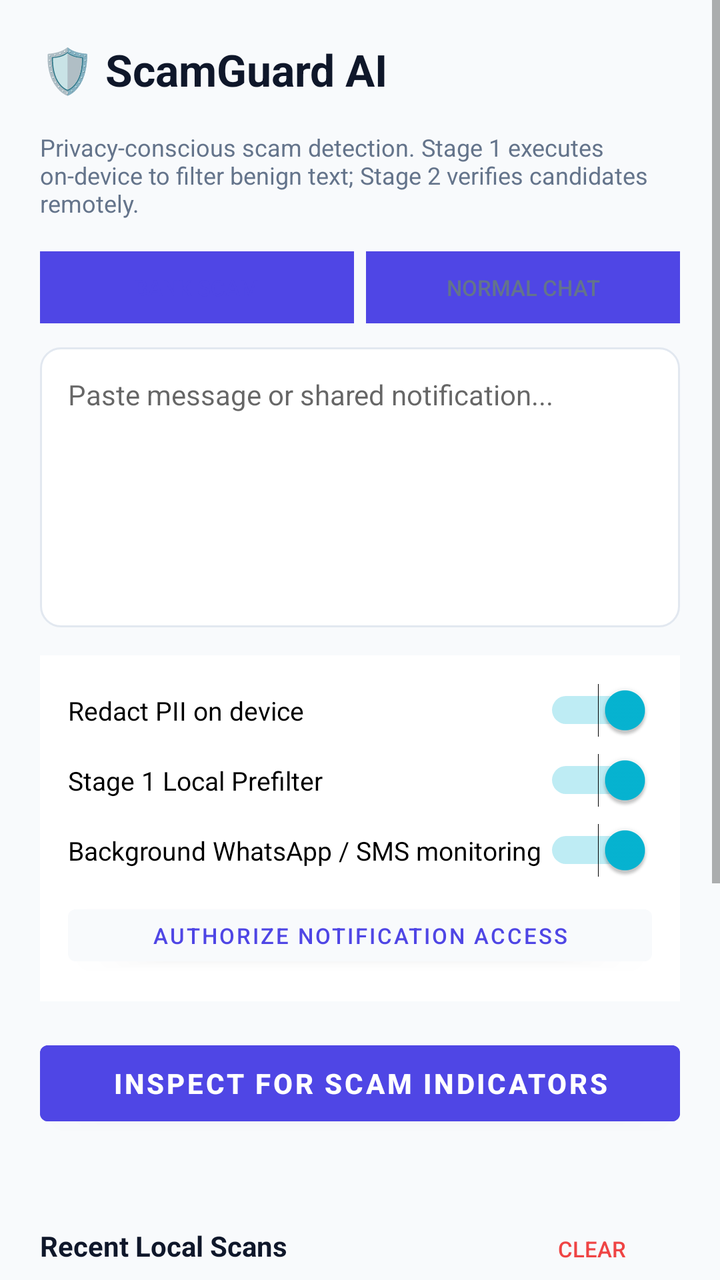
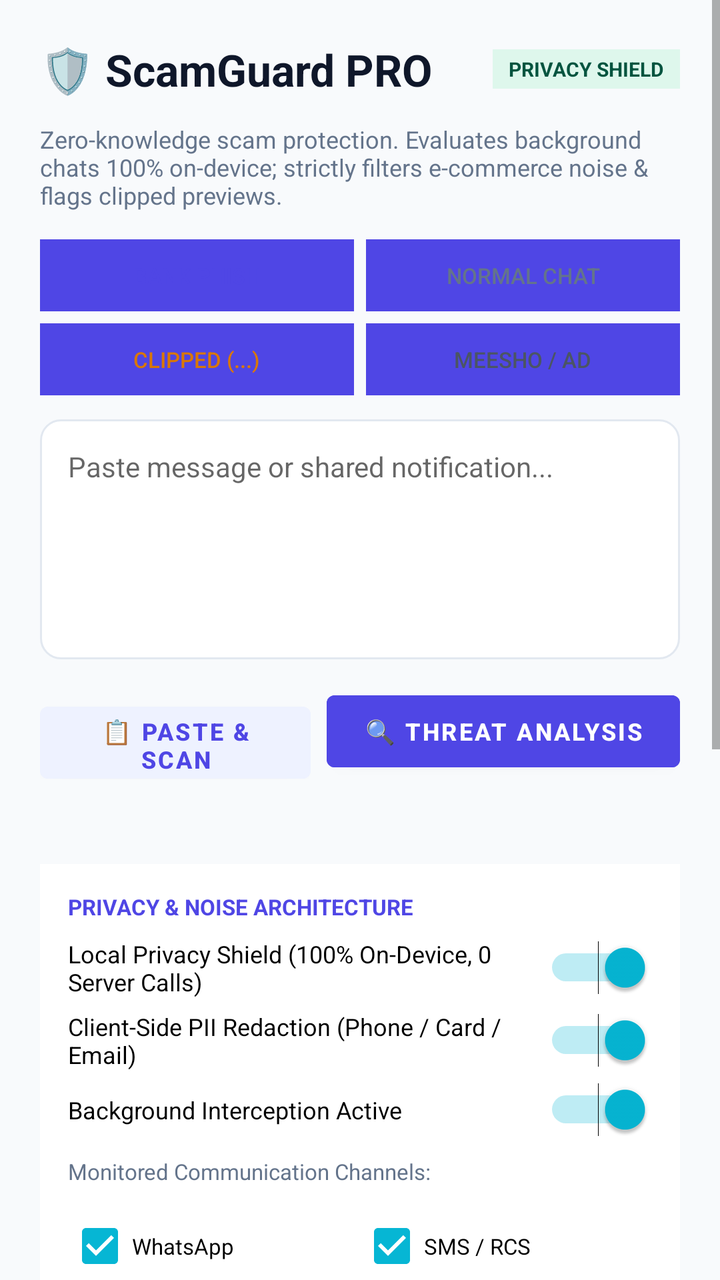

Two renders of the same Android screen: before a commit and after it. Below are the layout's source before the change and the commit's diff.
<!-- AndroidManifest.xml: application theme Theme.ScamGuard -->
<!-- res/layout/activity_main.xml -->
<?xml version="1.0" encoding="utf-8"?>
<ScrollView xmlns:android="http://schemas.android.com/apk/res/android"
    android:layout_width="match_parent"
    android:layout_height="match_parent"
    android:background="@color/bg_light"
    android:fillViewport="true">

    <LinearLayout
        android:layout_width="match_parent"
        android:layout_height="wrap_content"
        android:orientation="vertical"
        android:padding="20dp">

        
        <LinearLayout
            android:layout_width="match_parent"
            android:layout_height="wrap_content"
            android:orientation="horizontal"
            android:gravity="center_vertical"
            android:layout_marginBottom="16dp">

            <TextView
                android:layout_width="0dp"
                android:layout_height="wrap_content"
                android:layout_weight="1"
                android:text="🛡️ ScamGuard AI"
                android:textSize="22sp"
                android:textStyle="bold"
                android:textColor="@color/text_primary" />
        </LinearLayout>

        <TextView
            android:layout_width="match_parent"
            android:layout_height="wrap_content"
            android:text="Privacy-conscious scam detection. Stage 1 executes on-device to filter benign text; Stage 2 verifies candidates remotely."
            android:textSize="12sp"
            android:textColor="@color/text_secondary"
            android:layout_marginBottom="16dp" />

        
        <LinearLayout
            android:layout_width="match_parent"
            android:layout_height="wrap_content"
            android:orientation="horizontal"
            android:layout_marginBottom="12dp">

            <Button
                android:id="@+id/btnPresetPhishing"
                style="?android:attr/borderlessButtonStyle"
                android:layout_width="0dp"
                android:layout_height="36dp"
                android:layout_weight="1"
                android:text="Bank Scam"
                android:textSize="11sp"
                android:textColor="@color/primary"
                android:background="#EEF2FF"
                android:layout_marginEnd="6dp" />

            <Button
                android:id="@+id/btnPresetSafe"
                style="?android:attr/borderlessButtonStyle"
                android:layout_width="0dp"
                android:layout_height="36dp"
                android:layout_weight="1"
                android:text="Normal Chat"
                android:textSize="11sp"
                android:textColor="@color/text_secondary"
                android:background="#F1F5F9" />
        </LinearLayout>

        
        <EditText
            android:id="@+id/editMessageInput"
            android:layout_width="match_parent"
            android:layout_height="140dp"
            android:background="@drawable/input_background"
            android:gravity="top|start"
            android:hint="@string/prompt_input"
            android:inputType="textMultiLine"
            android:padding="14dp"
            android:textColor="@color/text_primary"
            android:textSize="14sp"
            android:layout_marginBottom="14dp" />

        
        <LinearLayout
            android:layout_width="match_parent"
            android:layout_height="wrap_content"
            android:orientation="vertical"
            android:background="@color/card_bg"
            android:padding="14dp"
            android:layout_marginBottom="16dp">

            <Switch
                android:id="@+id/switchRedactPii"
                android:layout_width="match_parent"
                android:layout_height="wrap_content"
                android:text="Redact PII on device"
                android:textSize="13sp"
                android:checked="true"
                android:layout_marginBottom="8dp" />

            <Switch
                android:id="@+id/switchPrefilter"
                android:layout_width="match_parent"
                android:layout_height="wrap_content"
                android:text="Stage 1 Local Prefilter"
                android:textSize="13sp"
                android:checked="true"
                android:layout_marginBottom="8dp" />

            <Switch
                android:id="@+id/switchNotificationListener"
                android:layout_width="match_parent"
                android:layout_height="wrap_content"
                android:text="Background WhatsApp / SMS monitoring"
                android:textSize="13sp"
                android:checked="true"
                android:layout_marginBottom="10dp" />

            <Button
                android:id="@+id/btnNotificationPermission"
                android:layout_width="match_parent"
                android:layout_height="38dp"
                android:text="Authorize Notification Access"
                android:textSize="11sp"
                android:backgroundTint="#F8FAFC"
                android:textColor="@color/primary" />
        </LinearLayout>

        
        <Button
            android:id="@+id/btnAnalyze"
            android:layout_width="match_parent"
            android:layout_height="50dp"
            android:text="@string/action_analyze"
            android:textColor="#FFFFFF"
            android:textStyle="bold"
            android:backgroundTint="@color/primary"
            android:layout_marginBottom="8dp" />

        <ProgressBar
            android:id="@+id/progressBar"
            android:layout_width="wrap_content"
            android:layout_height="wrap_content"
            android:layout_gravity="center"
            android:visibility="gone"
            android:layout_marginBottom="8dp" />

        <TextView
            android:id="@+id/textStatus"
            android:layout_width="match_parent"
            android:layout_height="wrap_content"
            android:gravity="center"
            android:textSize="12sp"
            android:textColor="@color/text_secondary"
            android:layout_marginBottom="16dp" />

        
        <LinearLayout
            android:layout_width="match_parent"
            android:layout_height="wrap_content"
            android:orientation="horizontal"
            android:gravity="center_vertical"
            android:layout_marginBottom="8dp">

            <TextView
                android:layout_width="0dp"
                android:layout_height="wrap_content"
                android:layout_weight="1"
                android:text="Recent Local Scans"
                android:textSize="14sp"
                android:textStyle="bold"
                android:textColor="@color/text_primary" />

            <Button
                android:id="@+id/btnClearHistory"
                style="?android:attr/borderlessButtonStyle"
                android:layout_width="wrap_content"
                android:layout_height="32dp"
                android:text="Clear"
                android:textSize="11sp"
                android:textColor="#EF4444" />
        </LinearLayout>

        <ListView
            android:id="@+id/listHistory"
            android:layout_width="match_parent"
            android:layout_height="180dp"
            android:background="@color/card_bg"
            android:divider="#F1F5F9"
            android:dividerHeight="1dp"
            android:layout_marginBottom="16dp" />

        
        <TextView
            android:layout_width="match_parent"
            android:layout_height="wrap_content"
            android:text="Backend API Base URL"
            android:textSize="12sp"
            android:textStyle="bold"
            android:textColor="@color/text_secondary"
            android:layout_marginBottom="4dp" />

        <EditText
            android:id="@+id/editBackendUrl"
            android:layout_width="match_parent"
            android:layout_height="44dp"
            android:background="@drawable/input_background"
            android:padding="10dp"
            android:textSize="12sp"
            android:fontFamily="monospace"
            android:text="http://10.0.2.2:8000/api/v1" />

    </LinearLayout>

</ScrollView>
<!-- resources referenced by this layout -->
<resources>
  <color name="bg_light">#F8FAFC</color>
  <color name="card_bg">#FFFFFF</color>
  <color name="primary">#4F46E5</color>
  <color name="text_primary">#0F172A</color>
  <color name="text_secondary">#64748B</color>
  <!-- drawable input_background (drawable) -->
  <?xml version="1.0" encoding="utf-8"?>
  <shape xmlns:android="http://schemas.android.com/apk/res/android">
      <solid android:color="#FFFFFF" />
      <stroke android:width="1dp" android:color="#E2E8F0" />
      <corners android:radius="10dp" />
  </shape>
  <string name="action_analyze">Inspect for Scam Indicators</string>
  <string name="prompt_input">Paste message or shared notification...</string>
  <style name="Theme.ScamGuard" parent="Theme.MaterialComponents.DayNight.NoActionBar">
          <item name="colorPrimary">@color/primary</item>
          <item name="colorPrimaryDark">@color/primary_dark</item>
          <item name="colorAccent">@color/accent</item>
          <item name="android:windowBackground">@color/bg_light</item>
          <item name="android:textColorPrimary">@color/text_primary</item>
      </style>
  <color name="primary_dark">#4338CA</color>
  <color name="accent">#06B6D4</color>
</resources>

<!-- the commit's change to res/layout/activity_main.xml (unified diff, before → after) -->
@@ -17,32 +17,45 @@
             android:layout_height="wrap_content"
             android:orientation="horizontal"
             android:gravity="center_vertical"
-            android:layout_marginBottom="16dp">
-
-            <TextView
-                android:layout_width="0dp"
-                android:layout_height="wrap_content"
-                android:layout_weight="1"
-                android:text="🛡️ ScamGuard AI"
+            android:layout_marginBottom="12dp">
+
+            <TextView
+                android:layout_width="0dp"
+                android:layout_height="wrap_content"
+                android:layout_weight="1"
+                android:text="🛡️ ScamGuard PRO"
                 android:textSize="22sp"
                 android:textStyle="bold"
                 android:textColor="@color/text_primary" />
+
+            <TextView
+                android:layout_width="wrap_content"
+                android:layout_height="wrap_content"
+                android:text="PRIVACY SHIELD"
+                android:textSize="10sp"
+                android:textStyle="bold"
+                android:paddingStart="8dp"
+                android:paddingEnd="8dp"
+                android:paddingTop="3dp"
+                android:paddingBottom="3dp"
+                android:background="#DEF7EC"
+                android:textColor="#03543F" />
         </LinearLayout>
 
         <TextView
             android:layout_width="match_parent"
             android:layout_height="wrap_content"
-            android:text="Privacy-conscious scam detection. Stage 1 executes on-device to filter benign text; Stage 2 verifies candidates remotely."
+            android:text="Zero-knowledge scam protection. Evaluates background chats 100% on-device; strictly filters e-commerce noise &amp; flags clipped previews."
             android:textSize="12sp"
             android:textColor="@color/text_secondary"
-            android:layout_marginBottom="16dp" />
-
-        
-        <LinearLayout
-            android:layout_width="match_parent"
-            android:layout_height="wrap_content"
-            android:orientation="horizontal"
-            android:layout_marginBottom="12dp">
+            android:layout_marginBottom="14dp" />
+
+        
+        <LinearLayout
+            android:layout_width="match_parent"
+            android:layout_height="wrap_content"
+            android:orientation="horizontal"
+            android:layout_marginBottom="6dp">
 
             <Button
                 android:id="@+id/btnPresetPhishing"
@@ -50,7 +63,7 @@
                 android:layout_width="0dp"
                 android:layout_height="36dp"
                 android:layout_weight="1"
-                android:text="Bank Scam"
+                android:text="Bank Phish"
                 android:textSize="11sp"
                 android:textColor="@color/primary"
                 android:background="#EEF2FF"
@@ -69,10 +82,41 @@
         </LinearLayout>
 
         
+        <LinearLayout
+            android:layout_width="match_parent"
+            android:layout_height="wrap_content"
+            android:orientation="horizontal"
+            android:layout_marginBottom="12dp">
+
+            <Button
+                android:id="@+id/btnPresetTruncated"
+                style="?android:attr/borderlessButtonStyle"
+                android:layout_width="0dp"
+                android:layout_height="36dp"
+                android:layout_weight="1"
+                android:text="Clipped (...)"
+                android:textSize="11sp"
+                android:textColor="#D97706"
+                android:background="#FEF3C7"
+                android:layout_marginEnd="6dp" />
+
+            <Button
+                android:id="@+id/btnPresetEcommerce"
+                style="?android:attr/borderlessButtonStyle"
+                android:layout_width="0dp"
+                android:layout_height="36dp"
+                android:layout_weight="1"
+                android:text="Meesho / Ad"
+                android:textSize="11sp"
+                android:textColor="#4B5563"
+                android:background="#E5E7EB" />
+        </LinearLayout>
+
+        
         <EditText
             android:id="@+id/editMessageInput"
             android:layout_width="match_parent"
-            android:layout_height="140dp"
+            android:layout_height="120dp"
             android:background="@drawable/input_background"
             android:gravity="top|start"
             android:hint="@string/prompt_input"
@@ -80,7 +124,55 @@
             android:padding="14dp"
             android:textColor="@color/text_primary"
             android:textSize="14sp"
-            android:layout_marginBottom="14dp" />
+            android:layout_marginBottom="12dp" />
+
+        
+        <LinearLayout
+            android:layout_width="match_parent"
+            android:layout_height="wrap_content"
+            android:orientation="horizontal"
+            android:layout_marginBottom="14dp">
+
+            <Button
+                android:id="@+id/btnScanClipboard"
+                android:layout_width="0dp"
+                android:layout_height="48dp"
+                android:layout_weight="1"
+                android:text="📋 Paste &amp; Scan"
+                android:textColor="@color/primary"
+                android:textSize="12sp"
+                android:textStyle="bold"
+                android:backgroundTint="#EEF2FF"
+                android:layout_marginEnd="8dp" />
+
+            <Button
+                android:id="@+id/btnAnalyze"
+                android:layout_width="0dp"
+                android:layout_height="48dp"
+                android:layout_weight="1.3"
+                android:text="🔍 Threat Analysis"
+                android:textColor="#FFFFFF"
+                android:textSize="12sp"
+                android:textStyle="bold"
+                android:backgroundTint="@color/primary" />
+        </LinearLayout>
+
+        <ProgressBar
+            android:id="@+id/progressBar"
+            android:layout_width="wrap_content"
+            android:layout_height="wrap_content"
+            android:layout_gravity="center"
+            android:visibility="gone"
+            android:layout_marginBottom="8dp" />
+
+        <TextView
+            android:id="@+id/textStatus"
+            android:layout_width="match_parent"
+            android:layout_height="wrap_content"
+            android:gravity="center"
+            android:textSize="12sp"
+            android:textColor="@color/text_secondary"
+            android:layout_marginBottom="12dp" />
 
         
         <LinearLayout
@@ -91,33 +183,100 @@
             android:padding="14dp"
             android:layout_marginBottom="16dp">
 
+            <TextView
+                android:layout_width="match_parent"
+                android:layout_height="wrap_content"
+                android:text="PRIVACY &amp; NOISE ARCHITECTURE"
+                android:textSize="11sp"
+                android:textStyle="bold"
+                android:textColor="@color/primary"
+                android:layout_marginBottom="8dp" />
+
+            <Switch
+                android:id="@+id/switchPrivacyShield"
+                android:layout_width="match_parent"
+                android:layout_height="wrap_content"
+                android:text="Local Privacy Shield (100% On-Device, 0 Server Calls)"
+                android:textSize="12sp"
+                android:checked="true"
+                android:layout_marginBottom="6dp" />
+
             <Switch
                 android:id="@+id/switchRedactPii"
                 android:layout_width="match_parent"
                 android:layout_height="wrap_content"
-                android:text="Redact PII on device"
-                android:textSize="13sp"
+                android:text="Client-Side PII Redaction (Phone / Card / Email)"
+                android:textSize="12sp"
                 android:checked="true"
-                android:layout_marginBottom="8dp" />
-
-            <Switch
-                android:id="@+id/switchPrefilter"
-                android:layout_width="match_parent"
-                android:layout_height="wrap_content"
-                android:text="Stage 1 Local Prefilter"
-                android:textSize="13sp"
-                android:checked="true"
-                android:layout_marginBottom="8dp" />
+                android:layout_marginBottom="6dp" />
 
             <Switch
                 android:id="@+id/switchNotificationListener"
                 android:layout_width="match_parent"
                 android:layout_height="wrap_content"
-                android:text="Background WhatsApp / SMS monitoring"
-                android:textSize="13sp"
+                android:text="Background Interception Active"
+                android:textSize="12sp"
                 android:checked="true"
                 android:layout_marginBottom="10dp" />
 
+            
+            <TextView
+                android:layout_width="match_parent"
+                android:layout_height="wrap_content"
+                android:text="Monitored Communication Channels:"
+                android:textSize="11sp"
+                android:textColor="@color/text_secondary"
+                android:layout_marginBottom="6dp" />
+
+            <LinearLayout
+                android:layout_width="match_parent"
+                android:layout_height="wrap_content"
+                android:orientation="horizontal">
+
+                <CheckBox
+                    android:id="@+id/checkWhatsApp"
+                    android:layout_width="0dp"
+                    android:layout_height="wrap_content"
+                    android:layout_weight="1"
+                    android:text="WhatsApp"
+                    android:textSize="11sp"
+                    android:checked="true" />
+
+                <CheckBox
+                    android:id="@+id/checkSms"
+                    android:layout_width="0dp"
+                    android:layout_height="wrap_content"
+                    android:layout_weight="1"
+                    android:text="SMS / RCS"
+                    android:textSize="11sp"
+                    android:checked="true" />
+            </LinearLayout>
+
+            <LinearLayout
+                android:layout_width="match_parent"
+                android:layout_height="wrap_content"
+                android:orientation="horizontal"
+                android:layout_marginBottom="10dp">
+
+                <CheckBox
+                    android:id="@+id/checkTelegram"
+                    android:layout_width="0dp"
+                    android:layout_height="wrap_content"
+                    android:layout_weight="1"
+                    android:text="Telegram"
+                    android:textSize="11sp"
+                    android:checked="true" />
+
+                <CheckBox
+                    android:id="@+id/checkEmail"
+                    android:layout_width="0dp"
+                    android:layout_height="wrap_content"
+                    android:layout_weight="1"
+                    android:text="Gmail"
+                    android:textSize="11sp"
+                    android:checked="true" />
+            </LinearLayout>
+
             <Button
                 android:id="@+id/btnNotificationPermission"
                 android:layout_width="match_parent"
@@ -127,34 +286,6 @@
                 android:backgroundTint="#F8FAFC"
                 android:textColor="@color/primary" />
         </LinearLayout>
-
-        
-        <Button
-            android:id="@+id/btnAnalyze"
-            android:layout_width="match_parent"
-            android:layout_height="50dp"
-            android:text="@string/action_analyze"
-            android:textColor="#FFFFFF"
-            android:textStyle="bold"
-            android:backgroundTint="@color/primary"
-            android:layout_marginBottom="8dp" />
-
-        <ProgressBar
-            android:id="@+id/progressBar"
-            android:layout_width="wrap_content"
-            android:layout_height="wrap_content"
-            android:layout_gravity="center"
-            android:visibility="gone"
-            android:layout_marginBottom="8dp" />
-
-        <TextView
-            android:id="@+id/textStatus"
-            android:layout_width="match_parent"
-            android:layout_height="wrap_content"
-            android:gravity="center"
-            android:textSize="12sp"
-            android:textColor="@color/text_secondary"
-            android:layout_marginBottom="16dp" />
 
         
         <LinearLayout
@@ -196,7 +327,7 @@
         <TextView
             android:layout_width="match_parent"
             android:layout_height="wrap_content"
-            android:text="Backend API Base URL"
+            android:text="Cloud API Endpoint (Used for Deep Forensic Scan)"
             android:textSize="12sp"
             android:textStyle="bold"
             android:textColor="@color/text_secondary"
@@ -210,7 +341,7 @@
             android:padding="10dp"
             android:textSize="12sp"
             android:fontFamily="monospace"
-            android:text="http://10.0.2.2:8000/api/v1" />
+            android:text="http://172.22.107.154:8000/api/v1" />
 
     </LinearLayout>
 
<!-- resource entries referenced after the edit -->
@@ -12,7 +12,6 @@
       <stroke android:width="1dp" android:color="#E2E8F0" />
       <corners android:radius="10dp" />
   </shape>
-  <string name="action_analyze">Inspect for Scam Indicators</string>
   <string name="prompt_input">Paste message or shared notification...</string>
   <style name="Theme.ScamGuard" parent="Theme.MaterialComponents.DayNight.NoActionBar">
           <item name="colorPrimary">@color/primary</item>
